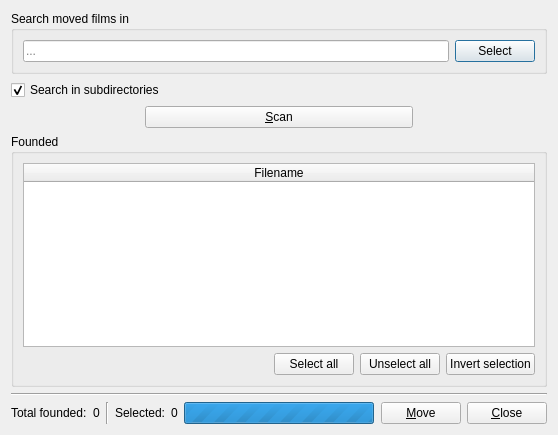
The window that src/scanner/movedfilmswindow.ui (eugene-melnik/alexandra) describes before a commit, drawn with Qt 5.
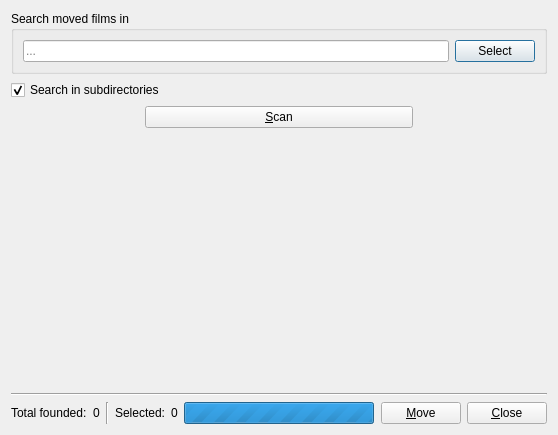
The same window after the commit. Icons and pictures are not drawn. Custom widgets are drawn as their Qt base class.

```diff
--- a/src/scanner/movedfilmswindow.ui
+++ b/src/scanner/movedfilmswindow.ui
@@ -20,7 +20,7 @@
    <iconset resource="icons.qrc">
     <normaloff>:/window/moved-films</normaloff>:/window/moved-films</iconset>
   </property>
-  <layout class="QVBoxLayout" name="verticalLayout">
+  <layout class="QVBoxLayout" name="verticalLayout" stretch="0,0,0,1,0,0">
    <item>
     <widget class="QGroupBox" name="gbSeachMovedFilmsIn">
      <property name="title">
@@ -98,102 +98,7 @@
     </layout>
    </item>
    <item>
-    <widget class="QGroupBox" name="gbFounded">
-     <property name="title">
-      <string>Founded</string>
-     </property>
-     <layout class="QVBoxLayout" name="verticalLayout_2">
-      <property name="leftMargin">
-       <number>9</number>
-      </property>
-      <property name="topMargin">
-       <number>9</number>
-      </property>
-      <item>
-       <widget class="QTableWidget" name="twFounded">
-        <property name="editTriggers">
-         <set>QAbstractItemView::NoEditTriggers</set>
-        </property>
-        <property name="alternatingRowColors">
-         <bool>true</bool>
-        </property>
-        <property name="selectionMode">
-         <enum>QAbstractItemView::NoSelection</enum>
-        </property>
-        <property name="verticalScrollMode">
-         <enum>QAbstractItemView::ScrollPerPixel</enum>
-        </property>
-        <property name="horizontalScrollMode">
-         <enum>QAbstractItemView::ScrollPerPixel</enum>
-        </property>
-        <property name="showGrid">
-         <bool>false</bool>
-        </property>
-        <property name="columnCount">
-         <number>1</number>
-        </property>
-        <attribute name="horizontalHeaderVisible">
-         <bool>true</bool>
-        </attribute>
-        <attribute name="horizontalHeaderHighlightSections">
-         <bool>false</bool>
-        </attribute>
-        <attribute name="horizontalHeaderStretchLastSection">
-         <bool>true</bool>
-        </attribute>
-        <attribute name="verticalHeaderVisible">
-         <bool>false</bool>
-        </attribute>
-        <attribute name="verticalHeaderDefaultSectionSize">
-         <number>20</number>
-        </attribute>
-        <column>
-         <property name="text">
-          <string>Filename</string>
-         </property>
-        </column>
-       </widget>
-      </item>
-      <item>
-       <layout class="QHBoxLayout" name="layoutSelection">
-        <item>
-         <spacer name="spacerSelection">
-          <property name="orientation">
-           <enum>Qt::Horizontal</enum>
-          </property>
-          <property name="sizeHint" stdset="0">
-           <size>
-            <width>40</width>
-            <height>20</height>
-           </size>
-          </property>
-         </spacer>
-        </item>
-        <item>
-         <widget class="QPushButton" name="bSelectAll">
-          <property name="text">
-           <string>Select all</string>
-          </property>
-         </widget>
-        </item>
-        <item>
-         <widget class="QPushButton" name="bUnselectAll">
-          <property name="text">
-           <string>Unselect all</string>
-          </property>
-         </widget>
-        </item>
-        <item>
-         <widget class="QPushButton" name="bInvertSelection">
-          <property name="text">
-           <string>Invert selection</string>
-          </property>
-         </widget>
-        </item>
-       </layout>
-      </item>
-     </layout>
-    </widget>
+    <widget class="FoundedListWidget" name="gbFounded" native="true"/>
    </item>
    <item>
     <widget class="Line" name="lineMain0">
@@ -286,6 +191,14 @@
    </item>
   </layout>
  </widget>
+ <customwidgets>
+  <customwidget>
+   <class>FoundedListWidget</class>
+   <extends>QWidget</extends>
+   <header>scanner/foundedlistwidget.h</header>
+   <container>1</container>
+  </customwidget>
+ </customwidgets>
  <resources>
   <include location="icons.qrc"/>
  </resources>
```
Left out of the diff: 4 changed lines with no effect on the pictures.
